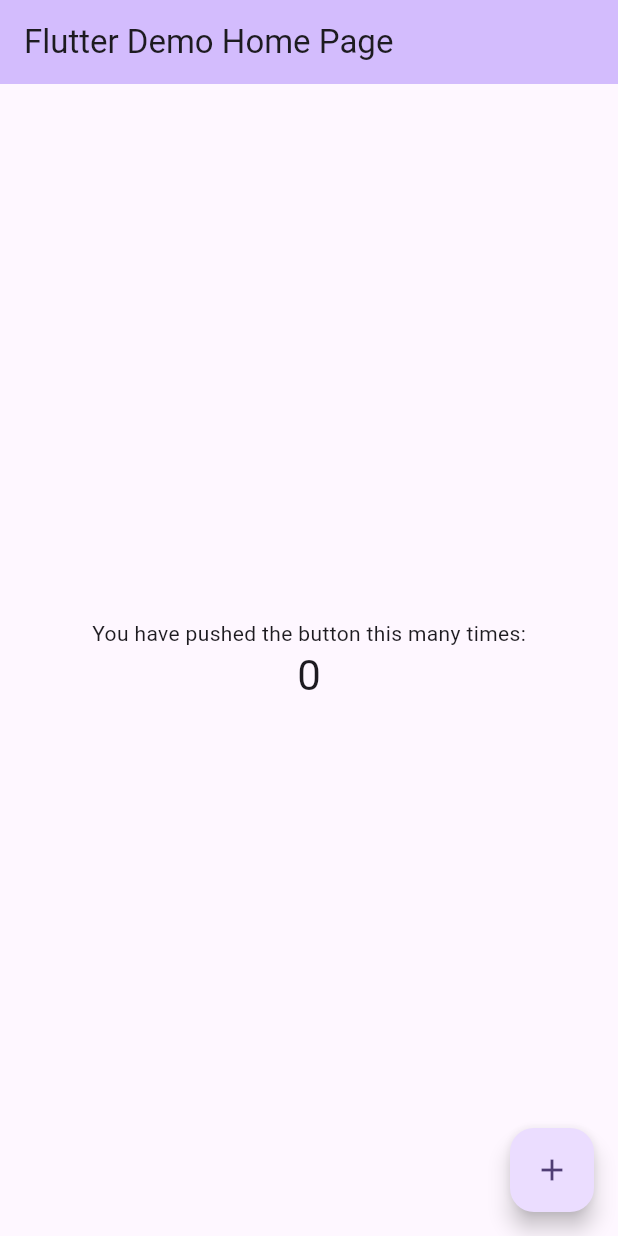
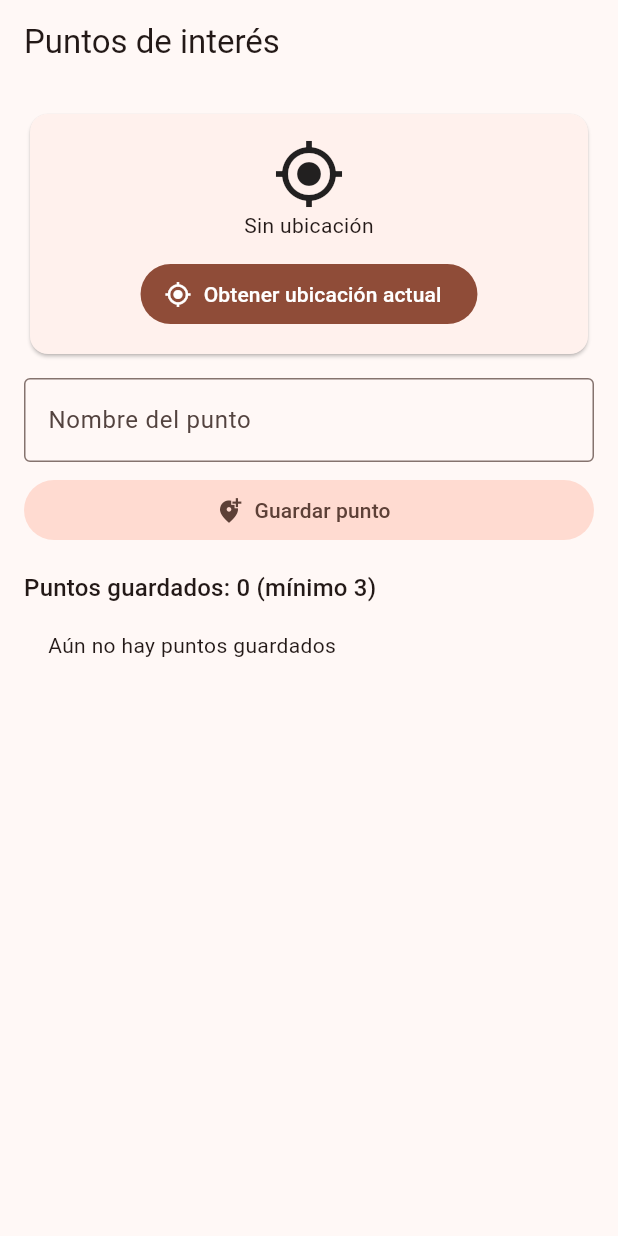
Before and after one commit to ckjosu/practica-5-api, a Flutter app: the screen it shows after launch, on a phone screen of 412 x 824 dp. Run offline on Flutter 3.47's test engine with Material 3 defaults, Android fonts, the phone set to English and light mode, and no system bars; our stand-ins replace geolocator.

Commit message:
feat: ejercicio evaluable app de puntos de interes

```diff
--- a/lib/main.dart
+++ b/lib/main.dart
@@ -1,121 +1,202 @@
 import 'package:flutter/material.dart';
+import 'package:geolocator/geolocator.dart';
+import 'package:url_launcher/url_launcher.dart';
 
-void main() {
-  runApp(const MyApp());
+import 'punto.dart';
+
+void main() => runApp(
+  MaterialApp(
+    debugShowCheckedModeBanner: false,
+    title: 'Puntos de interés',
+    theme: ThemeData(colorSchemeSeed: Colors.deepOrange, useMaterial3: true),
+    home: const PuntosPage(),
+  ),
+);
+
+class PuntosPage extends StatefulWidget {
+  const PuntosPage({super.key});
+  @override
+  State<PuntosPage> createState() => _PuntosPageState();
 }
 
-class MyApp extends StatelessWidget {
-  const MyApp({super.key});
+class _PuntosPageState extends State<PuntosPage> {
+  final _nombreCtrl = TextEditingController();
+  final List<Punto> _puntos = [];
+  Position? _actual;
+  String _mensaje = 'Sin ubicación';
+  bool _buscando = false;
 
-  // This widget is the root of your application.
   @override
-  Widget build(BuildContext context) {
-    return MaterialApp(
-      title: 'Flutter Demo',
-      theme: ThemeData(
-        // This is the theme of your application.
-        //
-        // TRY THIS: Try running your application with "flutter run". You'll see
-        // the application has a purple toolbar. Then, without quitting the app,
-        // try changing the seedColor in the colorScheme below to Colors.green
-        // and then invoke "hot reload" (save your changes or press the "hot
-        // reload" button in a Flutter-supported IDE, or press "r" if you used
-        // the command line to start the app).
-        //
-        // Notice that the counter didn't reset back to zero; the application
-        // state is not lost during the reload. To reset the state, use hot
-        // restart instead.
-        //
-        // This works for code too, not just values: Most code changes can be
-        // tested with just a hot reload.
-        colorScheme: .fromSeed(seedColor: Colors.deepPurple),
+  void dispose() {
+    _nombreCtrl.dispose();
+    super.dispose();
+  }
+
+  void _aviso(String texto) =>
+      ScaffoldMessenger.of(context)
+          .showSnackBar(SnackBar(content: Text(texto)));
+
+  Future<void> _obtener() async {
+    setState(() {
+      _buscando = true;
+      _mensaje = 'Buscando ubicación...';
+    });
+    try {
+      if (!await Geolocator.isLocationServiceEnabled()) {
+        setState(() => _mensaje = 'Activa el servicio de ubicación');
+        return;
+      }
+      var permiso = await Geolocator.checkPermission();
+      if (permiso == LocationPermission.denied) {
+        permiso = await Geolocator.requestPermission();
+      }
+      if (permiso == LocationPermission.denied ||
+          permiso == LocationPermission.deniedForever) {
+        setState(() => _mensaje = 'Permiso de ubicación no disponible');
+        return;
+      }
+      final p = await Geolocator.getCurrentPosition(
+        locationSettings: const LocationSettings(
+          accuracy: LocationAccuracy.high,
+          timeLimit: Duration(seconds: 15),
         ),
-      home: const MyHomePage(title: 'Flutter Demo Home Page'),
       );
+      setState(() {
+        _actual = p;
+        _mensaje = 'Ubicación obtenida';
+      });
+    } catch (e) {
+      setState(() => _mensaje = 'Error al obtener ubicación: $e');
+    } finally {
+      if (mounted) setState(() => _buscando = false);
     }
   }
 
-class MyHomePage extends StatefulWidget {
-  const MyHomePage({super.key, required this.title});
-
-  // This widget is the home page of your application. It is stateful, meaning
-  // that it has a State object (defined below) that contains fields that affect
-  // how it looks.
-
-  // This class is the configuration for the state. It holds the values (in this
-  // case the title) provided by the parent (in this case the App widget) and
-  // used by the build method of the State. Fields in a Widget subclass are
-  // always marked "final".
-
-  final String title;
-
-  @override
-  State<MyHomePage> createState() => _MyHomePageState();
+  void _guardar() {
+    final nombre = _nombreCtrl.text.trim();
+    final actual = _actual;
+    if (actual == null) {
+      _aviso('Primero obtén tu ubicación');
+      return;
+    }
+    if (nombre.isEmpty) {
+      _aviso('Escribe un nombre para el punto');
+      return;
+    }
+    setState(() {
+      _puntos.add(
+        Punto(
+          nombre: nombre,
+          latitud: actual.latitude,
+          longitud: actual.longitude,
+        ),
+      );
+      _nombreCtrl.clear();
+    });
   }
 
-class _MyHomePageState extends State<MyHomePage> {
-  int _counter = 0;
+  Future<void> _abrirMapa(Punto p) async {
+    final uri = Uri.parse(
+      'https://www.google.com/maps/search/?api=1&query=${p.latitud},${p.longitud}',
+    );
+    try {
+      var ok = await launchUrl(uri, mode: LaunchMode.externalApplication);
+      if (!ok) ok = await launchUrl(uri, mode: LaunchMode.platformDefault);
+      if (!ok) _aviso('No se pudo abrir el mapa');
+    } catch (e) {
+      _aviso('Error al abrir el mapa: $e');
+    }
+  }
 
-  void _incrementCounter() {
-    setState(() {
-      // This call to setState tells the Flutter framework that something has
-      // changed in this State, which causes it to rerun the build method below
-      // so that the display can reflect the updated values. If we changed
-      // _counter without calling setState(), then the build method would not be
-      // called again, and so nothing would appear to happen.
-      _counter++;
-    });
+  String _distancia(Punto p) {
+    final a = _actual;
+    if (a == null) return 'Obtén tu ubicación para ver la distancia';
+    return 'Distancia: ${Punto.formatear(p.distanciaDesde(a.latitude, a.longitude))}';
   }
 
   @override
   Widget build(BuildContext context) {
-    // This method is rerun every time setState is called, for instance as done
-    // by the _incrementCounter method above.
-    //
-    // The Flutter framework has been optimized to make rerunning build methods
-    // fast, so that you can just rebuild anything that needs updating rather
-    // than having to individually change instances of widgets.
+    final actual = _actual;
     return Scaffold(
-      appBar: AppBar(
-        // TRY THIS: Try changing the color here to a specific color (to
-        // Colors.amber, perhaps?) and trigger a hot reload to see the AppBar
-        // change color while the other colors stay the same.
-        backgroundColor: Theme.of(context).colorScheme.inversePrimary,
-        // Here we take the value from the MyHomePage object that was created by
-        // the App.build method, and use it to set our appbar title.
-        title: Text(widget.title),
-      ),
-      body: Center(
-        // Center is a layout widget. It takes a single child and positions it
-        // in the middle of the parent.
+      appBar: AppBar(title: const Text('Puntos de interés')),
+      body: ListView(
+        padding: const EdgeInsets.all(16),
+        children: [
+          Card(
+            child: Padding(
+              padding: const EdgeInsets.all(16),
               child: Column(
-          // Column is also a layout widget. It takes a list of children and
-          // arranges them vertically. By default, it sizes itself to fit its
-          // children horizontally, and tries to be as tall as its parent.
-          //
-          // Column has various properties to control how it sizes itself and
-          // how it positions its children. Here we use mainAxisAlignment to
-          // center the children vertically; the main axis here is the vertical
-          // axis because Columns are vertical (the cross axis would be
-          // horizontal).
-          //
-          // TRY THIS: Invoke "debug painting" (choose the "Toggle Debug Paint"
-          // action in the IDE, or press "p" in the console), to see the
-          // wireframe for each widget.
-          mainAxisAlignment: .center,
                 children: [
-            const Text('You have pushed the button this many times:'),
-            Text(
-              '$_counter',
-              style: Theme.of(context).textTheme.headlineMedium,
+                  const Icon(Icons.my_location, size: 48),
+                  Text(_mensaje, textAlign: TextAlign.center),
+                  if (actual != null) ...[
+                    Text('Latitud: ${actual.latitude}'),
+                    Text('Longitud: ${actual.longitude}'),
+                    Text('Precisión: ${actual.accuracy} m'),
+                  ],
+                  const SizedBox(height: 12),
+                  FilledButton.icon(
+                    onPressed: _buscando ? null : _obtener,
+                    icon: const Icon(Icons.gps_fixed),
+                    label: const Text('Obtener ubicación actual'),
                   ),
                 ],
               ),
             ),
-      floatingActionButton: FloatingActionButton(
-        onPressed: _incrementCounter,
-        tooltip: 'Increment',
-        child: const Icon(Icons.add),
+          ),
+          const SizedBox(height: 12),
+          TextField(
+            controller: _nombreCtrl,
+            decoration: const InputDecoration(
+              labelText: 'Nombre del punto',
+              border: OutlineInputBorder(),
+            ),
+          ),
+          const SizedBox(height: 8),
+          FilledButton.tonalIcon(
+            onPressed: _guardar,
+            icon: const Icon(Icons.add_location_alt),
+            label: const Text('Guardar punto'),
+          ),
+          const SizedBox(height: 16),
+          Text(
+            'Puntos guardados: ${_puntos.length} (mínimo 3)',
+            style: Theme.of(context).textTheme.titleMedium,
+          ),
+          if (_puntos.isEmpty)
+            const Padding(
+              padding: EdgeInsets.all(16),
+              child: Text('Aún no hay puntos guardados'),
+            ),
+          for (var i = 0; i < _puntos.length; i++)
+            Card(
+              child: ListTile(
+                leading: const Icon(Icons.place),
+                title: Text(_puntos[i].nombre),
+                subtitle: Text(
+                  'Lat: ${_puntos[i].latitud.toStringAsFixed(6)}\n'
+                  'Lon: ${_puntos[i].longitud.toStringAsFixed(6)}\n'
+                  '${_distancia(_puntos[i])}',
+                ),
+                isThreeLine: true,
+                trailing: Row(
+                  mainAxisSize: MainAxisSize.min,
+                  children: [
+                    IconButton(
+                      icon: const Icon(Icons.map),
+                      tooltip: 'Abrir en mapa',
+                      onPressed: () => _abrirMapa(_puntos[i]),
+                    ),
+                    IconButton(
+                      icon: const Icon(Icons.delete),
+                      tooltip: 'Eliminar',
+                      onPressed: () => setState(() => _puntos.removeAt(i)),
+                    ),
+                  ],
+                ),
+              ),
+            ),
+        ],
       ),
     );
   }
--- /dev/null
+++ b/lib/punto.dart
@@ -0,0 +1,21 @@
+import 'package:geolocator/geolocator.dart';
+
+class Punto {
+  final String nombre;
+  final double latitud;
+  final double longitud;
+
+  const Punto({
+    required this.nombre,
+    required this.latitud,
+    required this.longitud,
+  });
+
+  /// Distancia en metros desde la posición [lat], [lon].
+  double distanciaDesde(double lat, double lon) =>
+      Geolocator.distanceBetween(lat, lon, latitud, longitud);
+
+  static String formatear(double metros) => metros < 1000
+      ? '${metros.toStringAsFixed(0)} m'
+      : '${(metros / 1000).toStringAsFixed(2)} km';
+}
--- a/pubspec.yaml
+++ b/pubspec.yaml
@@ -35,6 +35,8 @@ dependencies:
   # Use with the CupertinoIcons class for iOS style icons.
   cupertino_icons: ^1.0.8
   http: ^1.6.0
+  geolocator: ^14.1.2
+  url_launcher: ^6.3.3
 
 dev_dependencies:
   flutter_test:
```
Also changed, not shown: pubspec.lock, 8 other files. Lines whose indentation alone changed are shown as unchanged.
